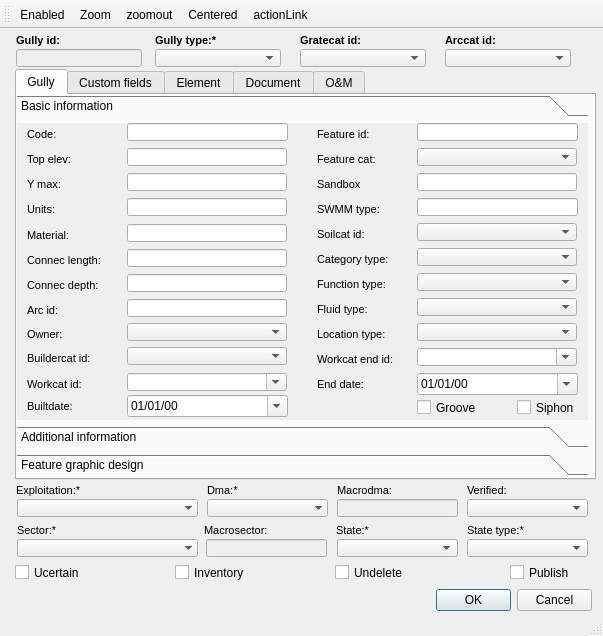
This is init_ui/ud_man_gully.ui in Giswater/giswater_qgis_plugin as Qt 5 draws it before an edit. The edited form follows.
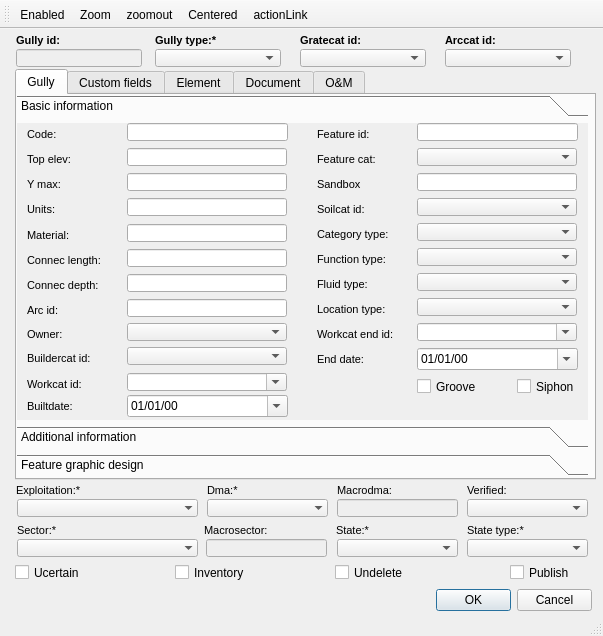
This is the edited form. Icons and pictures are not drawn. Custom widgets are drawn as their Qt base class.

Commit message: Delete swmm type from gully form

Patch:
```diff
--- a/init_ui/ud_man_gully.ui
+++ b/init_ui/ud_man_gully.ui
@@ -163,7 +163,7 @@
         <property name="geometry">
          <rect>
           <x>400</x>
-          <y>225</y>
+          <y>200</y>
           <width>160</width>
           <height>18</height>
          </rect>
@@ -176,7 +176,7 @@
         <property name="geometry">
          <rect>
           <x>300</x>
-          <y>225</y>
+          <y>200</y>
           <width>101</width>
           <height>22</height>
          </rect>
@@ -342,7 +342,7 @@
         <property name="geometry">
          <rect>
           <x>300</x>
-          <y>250</y>
+          <y>225</y>
           <width>101</width>
           <height>22</height>
          </rect>
@@ -375,7 +375,7 @@
         <property name="geometry">
          <rect>
           <x>400</x>
-          <y>250</y>
+          <y>225</y>
           <width>161</width>
           <height>22</height>
          </rect>
@@ -394,7 +394,7 @@
         <property name="geometry">
          <rect>
           <x>400</x>
-          <y>100</y>
+          <y>75</y>
           <width>160</width>
           <height>18</height>
          </rect>
@@ -404,7 +404,7 @@
         <property name="geometry">
          <rect>
           <x>300</x>
-          <y>100</y>
+          <y>75</y>
           <width>101</width>
           <height>22</height>
          </rect>
@@ -440,7 +440,7 @@
         <property name="geometry">
          <rect>
           <x>300</x>
-          <y>125</y>
+          <y>100</y>
           <width>101</width>
           <height>22</height>
          </rect>
@@ -476,7 +476,7 @@
         <property name="geometry">
          <rect>
           <x>400</x>
-          <y>125</y>
+          <y>100</y>
           <width>160</width>
           <height>18</height>
          </rect>
@@ -486,7 +486,7 @@
         <property name="geometry">
          <rect>
           <x>400</x>
-          <y>150</y>
+          <y>125</y>
           <width>160</width>
           <height>18</height>
          </rect>
@@ -496,7 +496,7 @@
         <property name="geometry">
          <rect>
           <x>300</x>
-          <y>150</y>
+          <y>125</y>
           <width>101</width>
           <height>22</height>
          </rect>
@@ -532,7 +532,7 @@
         <property name="geometry">
          <rect>
           <x>400</x>
-          <y>175</y>
+          <y>150</y>
           <width>160</width>
           <height>18</height>
          </rect>
@@ -542,7 +542,7 @@
         <property name="geometry">
          <rect>
           <x>300</x>
-          <y>175</y>
+          <y>150</y>
           <width>101</width>
           <height>22</height>
          </rect>
@@ -578,7 +578,7 @@
         <property name="geometry">
          <rect>
           <x>300</x>
-          <y>200</y>
+          <y>175</y>
           <width>101</width>
           <height>22</height>
          </rect>
@@ -614,7 +614,7 @@
         <property name="geometry">
          <rect>
           <x>400</x>
-          <y>200</y>
+          <y>175</y>
           <width>160</width>
           <height>18</height>
          </rect>
@@ -1024,61 +1024,6 @@
          <number>3</number>
         </property>
        </widget>
-       <widget class="QLineEdit" name="cat_grate_type">
-        <property name="geometry">
-         <rect>
-          <x>400</x>
-          <y>75</y>
-          <width>161</width>
-          <height>18</height>
-         </rect>
-        </property>
-        <property name="font">
-         <font>
-          <pointsize>8</pointsize>
-          <italic>true</italic>
-         </font>
-        </property>
-        <property name="text">
-         <string/>
-        </property>
-       </widget>
-       <widget class="QLabel" name="label_gratecat_type">
-        <property name="geometry">
-         <rect>
-          <x>300</x>
-          <y>75</y>
-          <width>101</width>
-          <height>22</height>
-         </rect>
-        </property>
-        <property name="font">
-         <font>
-          <pointsize>8</pointsize>
-         </font>
-        </property>
-        <property name="frameShape">
-         <enum>QFrame::NoFrame</enum>
-        </property>
-        <property name="frameShadow">
-         <enum>QFrame::Plain</enum>
-        </property>
-        <property name="text">
-         <string>SWMM type:</string>
-        </property>
-        <property name="textFormat">
-         <enum>Qt::AutoText</enum>
-        </property>
-        <property name="scaledContents">
-         <bool>false</bool>
-        </property>
-        <property name="alignment">
-         <set>Qt::AlignLeading|Qt::AlignLeft|Qt::AlignVCenter</set>
-        </property>
-        <property name="margin">
-         <number>3</number>
-        </property>
-       </widget>
        <widget class="QLineEdit" name="sandbox">
         <property name="geometry">
          <rect>
@@ -1255,7 +1200,7 @@
         <property name="geometry">
          <rect>
           <x>500</x>
-          <y>276</y>
+          <y>255</y>
           <width>69</width>
           <height>17</height>
          </rect>
@@ -1268,7 +1213,7 @@
         <property name="geometry">
          <rect>
           <x>400</x>
-          <y>276</y>
+          <y>255</y>
           <width>77</width>
           <height>17</height>
          </rect>
```
Left out of the diff: 9 changed lines with no effect on the pictures.
